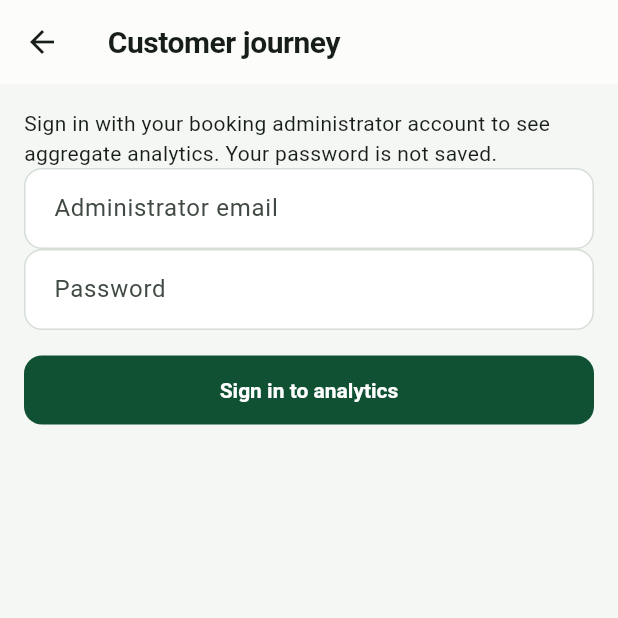
After one commit to teamweekendtrekkers-png/trip_manager_app, a Flutter app: the AnalyticsScreen screen opened directly, on a phone screen of 412 x 824 dp, the top half of it. The commit adds this screen. Run offline on Flutter 3.47's test engine with Material 3 defaults, Android fonts, the phone set to English and light mode, and no system bars; our stand-ins replace dio, flutter_local_notifications, hive_flutter, image_picker, package_info_plus, share_plus; accounts and stored records are empty.

Commit message:
Add privacy-conscious customer journey analytics and Manager dashboard

```diff
--- /dev/null
+++ b/lib/screens/analytics_screen.dart
@@ -0,0 +1,127 @@
+import 'package:flutter/material.dart';
+import 'package:provider/provider.dart';
+import '../providers/settings_provider.dart';
+import '../services/github_service.dart';
+import '../services/booking_review_service.dart';
+
+class AnalyticsScreen extends StatefulWidget {
+  const AnalyticsScreen({super.key, this.service});
+  final BookingReviewService? service;
+  @override
+  State<AnalyticsScreen> createState() => _AnalyticsScreenState();
+}
+
+class _AnalyticsScreenState extends State<AnalyticsScreen> {
+  late final BookingReviewService service;
+  final email = TextEditingController(), password = TextEditingController();
+  bool busy = false;
+  String? error;
+  Map<String, dynamic>? report;
+  int days = 30;
+  String trip = '', device = '';
+  DateTimeRange? custom;
+  DateTime get today {
+    final ist = DateTime.now().toUtc().add(const Duration(hours: 5, minutes: 30));
+    return DateTime(ist.year, ist.month, ist.day);
+  }
+  String date(DateTime d) => '${d.year}-${d.month.toString().padLeft(2, '0')}-${d.day.toString().padLeft(2, '0')}';
+  @override
+  void initState() {
+    super.initState();
+    service = widget.service ?? BookingReviewService(GitHubService(settings: context.read<SettingsProvider>().settings));
+    if (service.signedIn) WidgetsBinding.instance.addPostFrameCallback((_) => load());
+  }
+  @override
+  void dispose() { email.dispose(); password.dispose(); service.dispose(); super.dispose(); }
+  Future<void> load() async {
+    setState(() { busy = true; error = null; report = null; });
+    try {
+      final value = await service.analytics(start: date(custom?.start ?? today.subtract(Duration(days: days - 1))), end: date(custom?.end ?? today), trip: trip, device: device);
+      if (mounted) setState(() => report = value);
+    } catch (e) { if (mounted) setState(() => error = e.toString()); }
+    finally { if (mounted) setState(() => busy = false); }
+  }
+  Future<void> signIn() async {
+    setState(() { busy = true; error = null; });
+    try {
+      await service.signIn(email.text, password.text);
+      password.clear();
+      if (mounted) await load();
+    } catch (e) { if (mounted) setState(() => error = e.toString()); }
+    finally { if (mounted) setState(() => busy = false); }
+  }
+  List<Map<String, dynamic>> rows(String key) => ((report?[key] as List?) ?? []).whereType<Map>().map((e) => Map<String, dynamic>.from(e)).toList();
+  int number(Object? v) => v is num ? v.toInt() : 0;
+  String percent(int a, int b) => b == 0 ? '—' : '${(100 * a / b).toStringAsFixed(1)}%';
+  Widget section(String title, List<Widget> children) => Card(child: Padding(padding: const EdgeInsets.all(16), child: Column(crossAxisAlignment: CrossAxisAlignment.stretch, children: [Text(title, style: Theme.of(context).textTheme.titleLarge), const SizedBox(height: 12), ...children])));
+  Widget metric(String label, String value) => SizedBox(width: 175, child: Card(child: Padding(padding: const EdgeInsets.all(16), child: Column(crossAxisAlignment: CrossAxisAlignment.start, children: [Text(value, style: Theme.of(context).textTheme.headlineMedium), Text(label)]))));
+  Future<void> chooseRange() async {
+    final range = await showDateRangePicker(context: context, firstDate: today.subtract(const Duration(days: 89)), lastDate: today, initialDateRange: custom ?? DateTimeRange(start: today.subtract(Duration(days: days - 1)), end: today));
+    if (range != null && mounted) { setState(() => custom = range); await load(); }
+  }
+  @override
+  Widget build(BuildContext context) {
+    final funnel = rows('funnel');
+    final first = funnel.isEmpty ? 0 : number(funnel.first['count']);
+    final last = funnel.isEmpty ? 0 : number(funnel.last['count']);
+    final options = <String>{trip, ...((report?['trip_options'] as List?) ?? []).whereType<String>()}..remove('');
+    return Scaffold(
+      appBar: AppBar(title: const Text('Customer journey'), actions: [
+        if (service.signedIn) IconButton(tooltip: 'Refresh analytics', onPressed: busy ? null : load, icon: const Icon(Icons.refresh)),
+        if (service.signedIn) TextButton(onPressed: busy ? null : () async { await service.signOut(); if (mounted) setState(() => report = null); }, child: const Text('Sign out')),
+      ]),
+      body: Center(child: ConstrainedBox(constraints: const BoxConstraints(maxWidth: 1050), child: ListView(padding: const EdgeInsets.all(16), children: [
+        if (busy) const LinearProgressIndicator(),
+        if (error != null) section('Could not load analytics', [Text(error!, style: TextStyle(color: Theme.of(context).colorScheme.error)), TextButton(onPressed: busy ? null : service.signedIn ? load : signIn, child: const Text('Try again'))]),
+        if (!service.signedIn) ...[
+          const Text('Sign in with your booking administrator account to see aggregate analytics. Your password is not saved.'),
+          TextField(controller: email, enabled: !busy, keyboardType: TextInputType.emailAddress, decoration: const InputDecoration(labelText: 'Administrator email')),
+          TextField(controller: password, enabled: !busy, obscureText: true, enableSuggestions: false, autocorrect: false, decoration: const InputDecoration(labelText: 'Password'), onSubmitted: (_) { if (!busy) signIn(); }),
+          const SizedBox(height: 16), FilledButton(onPressed: busy ? null : signIn, child: const Text('Sign in to analytics')),
+        ] else ...[
+          Wrap(spacing: 12, runSpacing: 12, crossAxisAlignment: WrapCrossAlignment.center, children: [
+            SizedBox(width: 185, child: DropdownButtonFormField<int>(initialValue: days, decoration: const InputDecoration(labelText: 'Period'), items: [for (final n in [7, 30, 90]) DropdownMenuItem(value: n, child: Text('Last $n days'))], onChanged: busy ? null : (v) { setState(() { days = v!; custom = null; }); load(); })),
+            OutlinedButton.icon(onPressed: busy ? null : chooseRange, icon: const Icon(Icons.date_range), label: Text(custom == null ? 'Custom dates' : '${date(custom!.start)} – ${date(custom!.end)}')),
+            SizedBox(width: 250, child: DropdownButtonFormField<String>(key: ValueKey('trip-$trip-${options.length}'), initialValue: trip, isExpanded: true, decoration: const InputDecoration(labelText: 'Trip'), items: [const DropdownMenuItem(value: '', child: Text('All trips')), for (final id in options) DropdownMenuItem(value: id, child: Text(id.replaceAll('-', ' '), overflow: TextOverflow.ellipsis))], onChanged: busy ? null : (v) { setState(() => trip = v!); load(); })),
+            SizedBox(width: 185, child: DropdownButtonFormField<String>(initialValue: device, decoration: const InputDecoration(labelText: 'Device'), items: [for (final v in ['', 'mobile', 'tablet', 'desktop']) DropdownMenuItem(value: v, child: Text(v.isEmpty ? 'All devices' : v))], onChanged: busy ? null : (v) { setState(() => device = v!); load(); })),
+          ]),
+          const SizedBox(height: 12),
+          const Text('Dates use India time (IST). Anonymous analytics covers consenting sessions only. Browser blockers and privacy preferences can reduce counts. A session lasts up to 24 hours. This is directional data, not a visitor census.'),
+          if (report != null) ...[
+            Text('Tracking enabled: ${report!['launched_at']?.toString().split('T').first ?? '—'} · No historical backfill'),
+            const SizedBox(height: 12),
+            Wrap(spacing: 8, runSpacing: 8, children: [metric('Tracked sessions', '${number(report!['sessions'])}'), metric('Trip journeys', '$first'), metric('Journey → submission', percent(last, first)), metric('Direct checkout entries', '${number(report!['direct_checkout'])}')]),
+            if (first == 0 && !busy) section('No tracked trip journeys yet', [const Text('This is an empty report, not a booking error. New data appears when a visitor allows analytics and views a trip. Try a wider period or clear the filters.')]),
+            section('Where visitors leave', [
+              const Text('Ordered funnel: the same session and trip must reach each step in sequence within this period. One session can explore multiple trips. Direct checkout links are counted separately.'),
+              const SizedBox(height: 12),
+              for (var i = 0; i < funnel.length; i++) Padding(padding: const EdgeInsets.symmetric(vertical: 8), child: Column(crossAxisAlignment: CrossAxisAlignment.stretch, children: [
+                Row(children: [Expanded(child: Text('${i + 1}. ${funnel[i]['label']}')), Text('${number(funnel[i]['count'])} · ${percent(number(funnel[i]['count']), first)}')]),
+                const SizedBox(height: 6), LinearProgressIndicator(value: first == 0 ? 0 : number(funnel[i]['count']) / first, minHeight: 10, borderRadius: BorderRadius.circular(5)),
+                if (i < funnel.length - 1) Padding(padding: const EdgeInsets.only(top: 6), child: Text('${number(funnel[i]['count']) - number(funnel[i + 1]['count'])} have not reached the next step (${percent(number(funnel[i]['count']) - number(funnel[i + 1]['count']), number(funnel[i]['count']))})')),
+              ])),
+              const Text('Recent sessions may still be in progress. Leaving this funnel does not prove why someone stopped.'),
+            ]),
+            section('Trips attracting interest', [for (final row in rows('trips')) ListTile(contentPadding: EdgeInsets.zero, title: Text(row['trip_id'].toString().replaceAll('-', ' ')), subtitle: Text('${row['views']} journeys · ${row['checkouts']} checkouts · ${row['submissions']} submissions'), trailing: Text(percent(number(row['submissions']), number(row['views'])))), if (rows('trips').isEmpty) const Text('No trips in this period.')]),
+            section('Traffic sources', [const Text('First source within the tracked session. Unknown campaigns are grouped; campaign names and full URLs are not stored.'), for (final row in rows('sources')) ListTile(contentPadding: EdgeInsets.zero, title: Text(row['source'].toString()), subtitle: Text('${row['sessions']} sessions · ${row['submissions']} submitted payment details'))]),
+            section('Mobile, tablet and desktop', [const Text('This comparison includes all devices; the device filter applies to the funnel and other sections.'), for (final row in rows('devices')) ListTile(contentPadding: EdgeInsets.zero, title: Text(row['device'].toString()), subtitle: Text('${row['sessions']} sessions · ${row['submissions']} submissions'))]),
+            section('Daily activity', [const Text('Compare sessions and submissions across the selected dates. Days with no events are omitted.'), for (final row in rows('daily')) ListTile(contentPadding: EdgeInsets.zero, title: Text(row['day'].toString()), subtitle: Text('${row['sessions']} sessions · ${row['submissions']} submissions')), if (rows('daily').isEmpty) const Text('No activity yet.')]),
+            section('Checkout issues', [for (final row in rows('errors')) ListTile(contentPadding: EdgeInsets.zero, title: Text(switch (row['code']) { 'qr_failed' => 'QR image did not load', 'booking_submit_failed' => 'Booking submission failed', _ => 'Checkout could not continue' }), trailing: Text('${row['sessions']} sessions')), if (rows('errors').isEmpty) const Text('No tracked checkout errors in this period.')]),
+            section('Payment engagement', [
+              Text('${number((report!['engagement'] as Map?)?['upi_copied'])} sessions clicked Copy UPI ID · ${number((report!['engagement'] as Map?)?['qr_downloaded'])} clicked Download QR'),
+              Text('${number(report!['requests'])} sessions submitted an availability request.'),
+              const Text('These actions do not prove payment. Only an accepted payment report enters the submission step.'),
+            ]),
+            section('Team payment review', [
+              if (report!['review'] == null) const Text('Select All devices to view team review totals. Customer bookings do not store analytics device or session identifiers.') else ...[
+                const Text('Actual payment reports created in this date range, including visitors who declined analytics. Status reflects the latest review. These are separate totals, not an anonymous funnel step.'), const SizedBox(height: 8),
+                Text('${(report!['review'] as Map)['submitted']} submitted · ${(report!['review'] as Map)['pending']} pending · ${(report!['review'] as Map)['verified']} verified · ${(report!['review'] as Map)['rejected']} rejected'),
+                Text('Average time to latest review: ${(report!['review'] as Map)['average_review_hours'] ?? '—'} hours. Payment verification does not confirm seat availability.'),
+              ],
+            ]),
+          ],
+        ],
+      ]))),
+    );
+  }
+}
--- a/lib/screens/trips_list_screen.dart
+++ b/lib/screens/trips_list_screen.dart
@@ -9,6 +9,7 @@ import 'dart:convert';
 import 'package:flutter/material.dart';
 import 'commerce_settings_screen.dart';
 import 'booking_review_screen.dart';
+import 'analytics_screen.dart';
 import 'departure_management_screen.dart';
 import 'trip_content_settings_screen.dart';
 import '../widgets/quick_trip_editor.dart';
@@ -253,6 +254,7 @@ class _TripsListScreenState extends State<TripsListScreen> {
         builder: (_) => const CommerceSettingsScreen(),
       ),
       ManagerDestination.departureManagement => MaterialPageRoute<void>(builder: (_) => const DepartureManagementScreen()),
+      ManagerDestination.analytics => MaterialPageRoute<void>(builder: (_) => const AnalyticsScreen()),
       ManagerDestination.bookingReview => MaterialPageRoute<void>(builder: (_) => const BookingReviewScreen()),
       ManagerDestination.sharedContent => MaterialPageRoute<void>(
         builder: (_) => const TripContentSettingsScreen(),
@@ -377,6 +379,7 @@ class _TripsListScreenState extends State<TripsListScreen> {
                 ManagerDestination.history,
                 ManagerDestination.payments,
                 ManagerDestination.bookingReview,
+                ManagerDestination.analytics,
                 ManagerDestination.departureManagement,
                 ManagerDestination.sharedContent,
                 ManagerDestination.deployment,
--- a/lib/services/booking_review_service.dart
+++ b/lib/services/booking_review_service.dart
@@ -58,7 +58,7 @@ class BookingReviewService {
     if (response.statusCode < 200 || response.statusCode >= 300) {
       final error = response.body.contains('review_conflict')
         ? 'Another administrator changed this review. Refresh before trying again.'
-        : 'Booking review is unavailable. Check the database migration and try again.';
+        : name == 'twt_journey_report' ? 'Analytics is unavailable. Check the analytics database setup or try again.' : 'Booking review is unavailable. Check the database migration and try again.';
       throw StateError(error);
     }
     return jsonDecode(response.body);
@@ -67,6 +67,12 @@ class BookingReviewService {
   Future<List<Map<String, dynamic>>> load({String search = '', int offset = 0}) async {
     final result = await _rpc('twt_list_bookings', {'p_search': search.trim(), 'p_offset': offset});
     return (result as List).map((row) => Map<String, dynamic>.from(row as Map)).toList();
+  }
+
+  Future<Map<String, dynamic>> analytics({required String start, required String end, String trip = '', String device = ''}) async {
+    final result = await _rpc('twt_journey_report', {'p_start': start, 'p_end': end, 'p_trip': trip, 'p_device': device});
+    if (result is! Map) throw StateError('Analytics returned an invalid report.');
+    return Map<String, dynamic>.from(result);
   }
 
   Future<void> review(Map<String, dynamic> booking, String status, String note) async {
--- a/lib/widgets/manager_navigation.dart
+++ b/lib/widgets/manager_navigation.dart
@@ -12,6 +12,7 @@ enum ManagerDestination {
   batches,
   payments,
   bookingReview,
+  analytics,
   departureManagement,
   sharedContent,
   health,
@@ -29,6 +30,7 @@ extension ManagerDestinationDetails on ManagerDestination {
     ManagerDestination.batches => 'Departures',
     ManagerDestination.payments => 'Payments & coupons',
     ManagerDestination.bookingReview => 'Booking review',
+    ManagerDestination.analytics => 'Customer journey',
     ManagerDestination.departureManagement => 'Manage departures',
     ManagerDestination.sharedContent => 'Shared trip content',
     ManagerDestination.health => 'Data health',
@@ -45,6 +47,7 @@ extension ManagerDestinationDetails on ManagerDestination {
     ManagerDestination.batches => 'Preview departures',
     ManagerDestination.payments => 'UPI and discount codes',
     ManagerDestination.bookingReview => 'Review customer payment submissions',
+    ManagerDestination.analytics => 'See booking steps and drop-offs',
     ManagerDestination.departureManagement => 'Close, reopen and duplicate dates',
     ManagerDestination.sharedContent => 'FAQs, policies and trip highlights',
     ManagerDestination.health => 'Check website data',
@@ -61,6 +64,7 @@ extension ManagerDestinationDetails on ManagerDestination {
     ManagerDestination.batches => Icons.calendar_month_outlined,
     ManagerDestination.payments => Icons.payments_outlined,
     ManagerDestination.bookingReview => Icons.fact_check_outlined,
+    ManagerDestination.analytics => Icons.insights_outlined,
     ManagerDestination.departureManagement => Icons.event_available_outlined,
     ManagerDestination.sharedContent => Icons.article_outlined,
     ManagerDestination.health => Icons.health_and_safety_outlined,
@@ -77,6 +81,7 @@ extension ManagerDestinationDetails on ManagerDestination {
     ManagerDestination.batches => Icons.calendar_month,
     ManagerDestination.payments => Icons.payments,
     ManagerDestination.bookingReview => Icons.fact_check,
+    ManagerDestination.analytics => Icons.insights,
     ManagerDestination.departureManagement => Icons.event_available,
     ManagerDestination.sharedContent => Icons.article,
     ManagerDestination.health => Icons.health_and_safety,
--- a/pubspec.yaml
+++ b/pubspec.yaml
@@ -2,7 +2,7 @@ name: trip_manager_app
 description: "Trip Manager App for Team Weekend Trekkers - Manage trips from mobile"
 publish_to: 'none'
 
-version: 1.9.0+16
+version: 1.10.0+17
 
 environment:
   sdk: ^3.10.4
```
Also changed, not shown: 2 other files.
